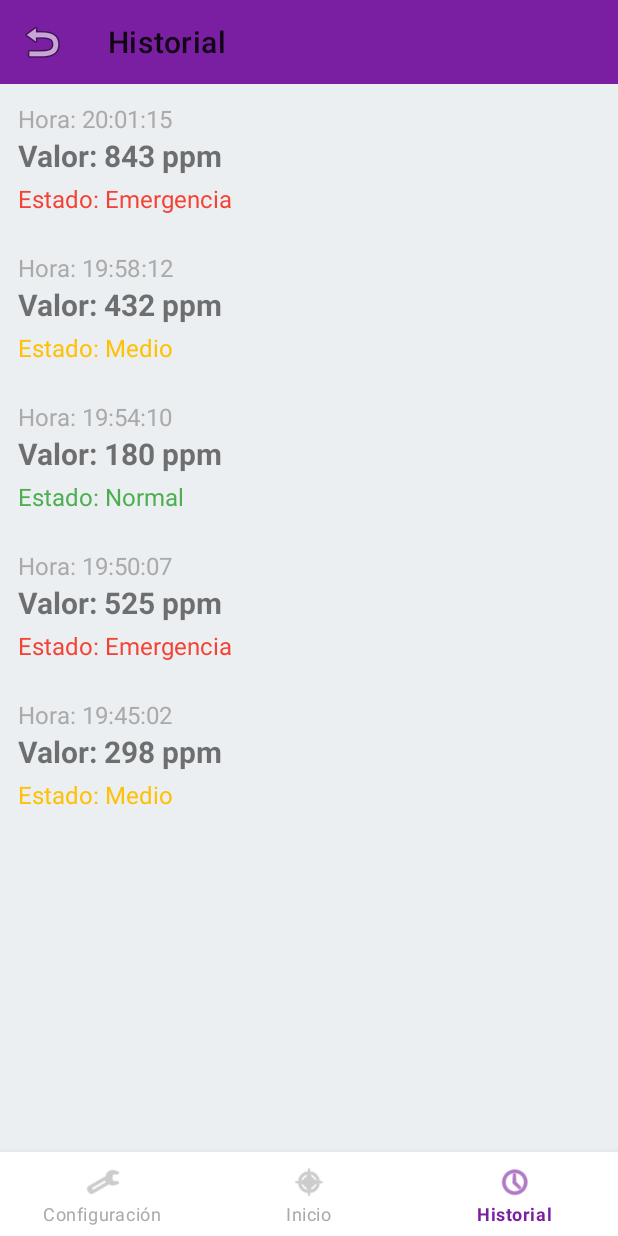
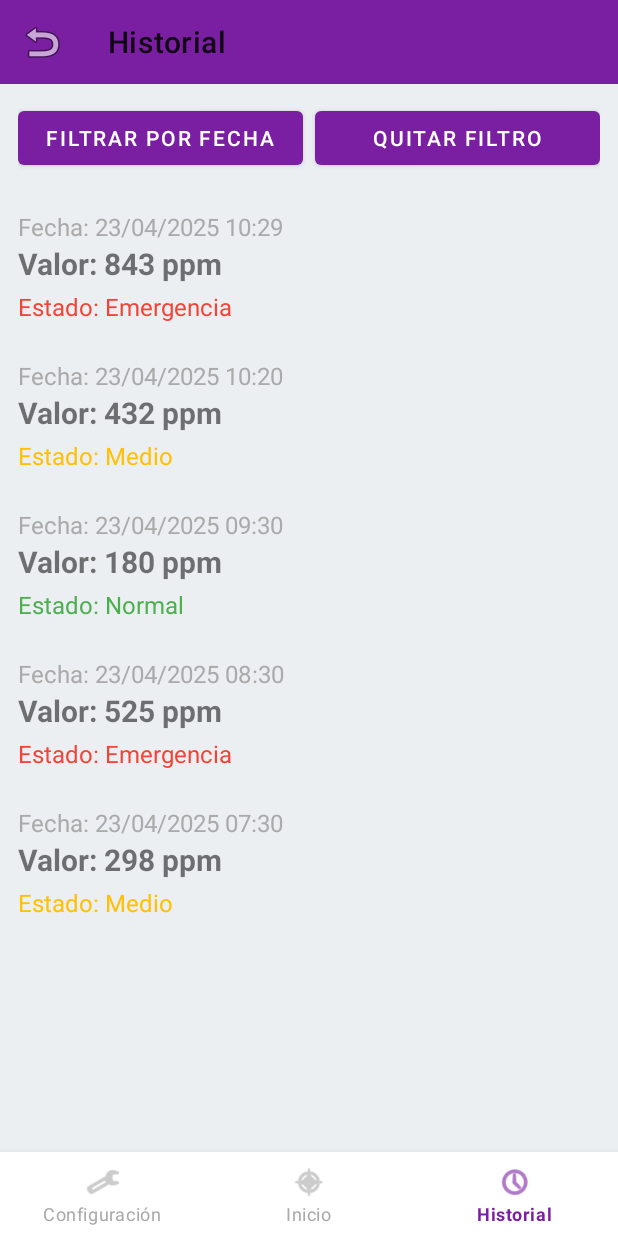
Before and after one commit to TheJavier1745/AmonGas, an Android app built with Jetpack Compose: the HistoryActivity screen opened directly, with no data from a screen before it, on a phone screen of 412 x 824 dp. Run offline under Robolectric (Android 15) with nearby library versions, the phone set to English and light mode, and no system bars.

Commit message:
v1.6 en volá la ultima pa la primera entrega (Filtros)

```diff
--- a/app/build.gradle.kts
+++ b/app/build.gradle.kts
@@ -50,6 +50,7 @@ dependencies {
     implementation(libs.androidx.ui.tooling.preview)
     implementation(libs.androidx.material3)
     implementation(libs.androidx.appcompat)
+    implementation("com.jakewharton.threetenabp:threetenabp:1.4.5")
     implementation("com.github.PhilJay:MPAndroidChart:v3.1.0")
     implementation("com.google.android.material:material:1.12.0")
     implementation(libs.material)
--- a/app/src/main/java/com/amongas/amongas/HistorialManager.kt
+++ b/app/src/main/java/com/amongas/amongas/HistorialManager.kt
@@ -1,11 +1,14 @@
 package com.amongas.amongas
+
+import org.threeten.bp.LocalDateTime
+import org.threeten.bp.temporal.ChronoUnit
 
 object HistorialManager {
     val registrosEjemplo = listOf(
-        RegistroGas("20:01:15", 843),
-        RegistroGas("19:58:12", 432),
-        RegistroGas("19:54:10", 180),
-        RegistroGas("19:50:07", 525),
-        RegistroGas("19:45:02", 298)
+        RegistroGas(LocalDateTime.now().minus(1, ChronoUnit.MINUTES), 843),
+        RegistroGas(LocalDateTime.now().minus(10, ChronoUnit.MINUTES), 432),
+        RegistroGas(LocalDateTime.now().minusHours(1), 180),
+        RegistroGas(LocalDateTime.now().minusHours(2), 525),
+        RegistroGas(LocalDateTime.now().minusHours(3), 298)
     )
 }
--- a/app/src/main/java/com/amongas/amongas/HistoryActivity.kt
+++ b/app/src/main/java/com/amongas/amongas/HistoryActivity.kt
@@ -1,17 +1,23 @@
 package com.amongas.amongas
 
+import android.app.DatePickerDialog
 import android.content.Intent
 import android.os.Bundle
+import android.widget.Button
 import androidx.recyclerview.widget.LinearLayoutManager
 import androidx.recyclerview.widget.RecyclerView
 import com.google.android.material.bottomnavigation.BottomNavigationView
+import org.threeten.bp.LocalDate
+import java.util.*
 
 class HistoryActivity : BaseActivity() {
+    private lateinit var recyclerView: RecyclerView
+    private var registros = HistorialManager.registrosEjemplo
+
     override fun onCreate(savedInstanceState: Bundle?) {
         super.onCreate(savedInstanceState)
         setContentView(R.layout.activity_history)
 
-        // Toolbar con retroceso
         val toolbar = findViewById<com.google.android.material.appbar.MaterialToolbar>(R.id.toolbar)
         setSupportActionBar(toolbar)
         supportActionBar?.setDisplayHomeAsUpEnabled(true)
@@ -20,15 +26,39 @@ class HistoryActivity : BaseActivity() {
             finish()
         }
 
-        // Nombre del sensor
         val prefs = getSharedPreferences("settings", MODE_PRIVATE)
         val sensorName = prefs.getString("sensor_name", "Historial")
         supportActionBar?.title = sensorName
 
-        // RecyclerView setup
-        val recyclerView = findViewById<RecyclerView>(R.id.rvHistorial)
+        recyclerView = findViewById(R.id.rvHistorial)
         recyclerView.layoutManager = LinearLayoutManager(this)
-        recyclerView.adapter = RegistroAdapter(HistorialManager.registrosEjemplo)
+        recyclerView.adapter = RegistroAdapter(registros)
+
+        // Filtro por fecha
+        val btnFiltrar = findViewById<Button>(R.id.btnFiltrarFecha)
+        btnFiltrar.setOnClickListener {
+            val hoy = Calendar.getInstance()
+            val datePicker = DatePickerDialog(
+                this,
+                { _, year, month, dayOfMonth ->
+                    val fechaSeleccionada = LocalDate.of(year, month + 1, dayOfMonth)
+                    val filtrados = registros.filter {
+                        it.fechaHora.toLocalDate() == fechaSeleccionada
+                    }
+                    recyclerView.adapter = RegistroAdapter(filtrados)
+                },
+                hoy.get(Calendar.YEAR),
+                hoy.get(Calendar.MONTH),
+                hoy.get(Calendar.DAY_OF_MONTH)
+            )
+            datePicker.show()
+        }
+
+        // Quitar filtro
+        val btnLimpiar = findViewById<Button>(R.id.btnLimpiarFiltro)
+        btnLimpiar.setOnClickListener {
+            recyclerView.adapter = RegistroAdapter(registros)
+        }
 
         // Menú inferior
         val bottomNav = findViewById<BottomNavigationView>(R.id.bottomNavigationView)
--- a/app/src/main/java/com/amongas/amongas/RegistroAdapter.kt
+++ b/app/src/main/java/com/amongas/amongas/RegistroAdapter.kt
@@ -6,6 +6,7 @@ import android.view.ViewGroup
 import android.widget.TextView
 import androidx.core.content.ContextCompat
 import androidx.recyclerview.widget.RecyclerView
+import org.threeten.bp.format.DateTimeFormatter
 
 class RegistroAdapter(private val registros: List<RegistroGas>) :
     RecyclerView.Adapter<RegistroAdapter.RegistroViewHolder>() {
@@ -24,7 +25,9 @@ class RegistroAdapter(private val registros: List<RegistroGas>) :
 
     override fun onBindViewHolder(holder: RegistroViewHolder, position: Int) {
         val registro = registros[position]
-        holder.hora.text = "Hora: ${registro.hora}"
+        val formatter = DateTimeFormatter.ofPattern("dd/MM/yyyy HH:mm")
+        val fechaStr = registro.fechaHora.format(formatter)
+        holder.hora.text = "Fecha: $fechaStr"
         holder.valor.text = "Valor: ${registro.valor} ppm"
 
         when {
--- a/app/src/main/java/com/amongas/amongas/RegistroGas.kt
+++ b/app/src/main/java/com/amongas/amongas/RegistroGas.kt
@@ -1,6 +1,8 @@
 package com.amongas.amongas
 
+import org.threeten.bp.LocalDateTime
+
 data class RegistroGas(
-    val hora: String,
+    val fechaHora: LocalDateTime,
     val valor: Int
 )
--- a/app/src/main/res/layout/activity_history.xml
+++ b/app/src/main/res/layout/activity_history.xml
@@ -14,6 +14,29 @@
         android:titleTextColor="@android:color/white"
         app:navigationIcon="@android:drawable/ic_menu_revert"
         app:title="Historial" />
+
+    <LinearLayout
+        android:layout_width="match_parent"
+        android:layout_height="wrap_content"
+        android:orientation="horizontal"
+        android:padding="12dp">
+
+        <Button
+            android:id="@+id/btnFiltrarFecha"
+            android:layout_width="0dp"
+            android:layout_height="wrap_content"
+            android:layout_weight="1"
+            android:text="Filtrar por fecha" />
+
+        <Button
+            android:id="@+id/btnLimpiarFiltro"
+            android:layout_width="0dp"
+            android:layout_height="wrap_content"
+            android:layout_weight="1"
+            android:layout_marginStart="8dp"
+            android:text="Quitar filtro" />
+    </LinearLayout>
+
 
     <!-- Lista de registros -->
     <androidx.recyclerview.widget.RecyclerView
```
Also changed, not shown: app/src/main/java/com/amongas/amongas/MainActivity.kt (+5 -5 lines), app/src/main/java/com/amongas/amongas/SensorActivity.kt (+12 -0 lines).
